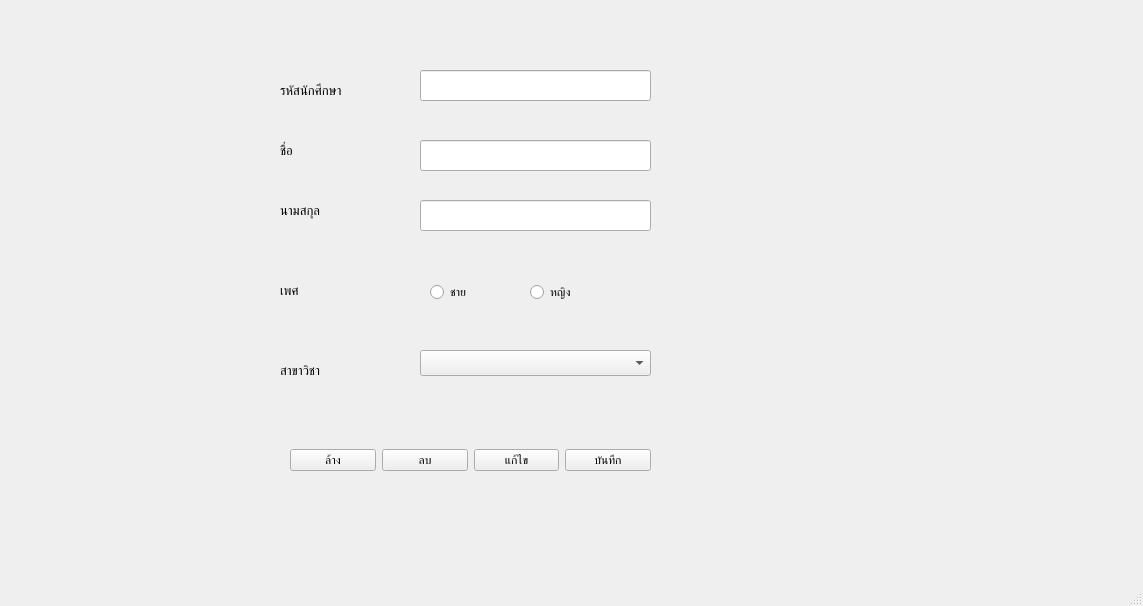
Before: the Qt Designer form form_student_univercity.ui in phaowarit250247/project_2, drawn with Qt 5.
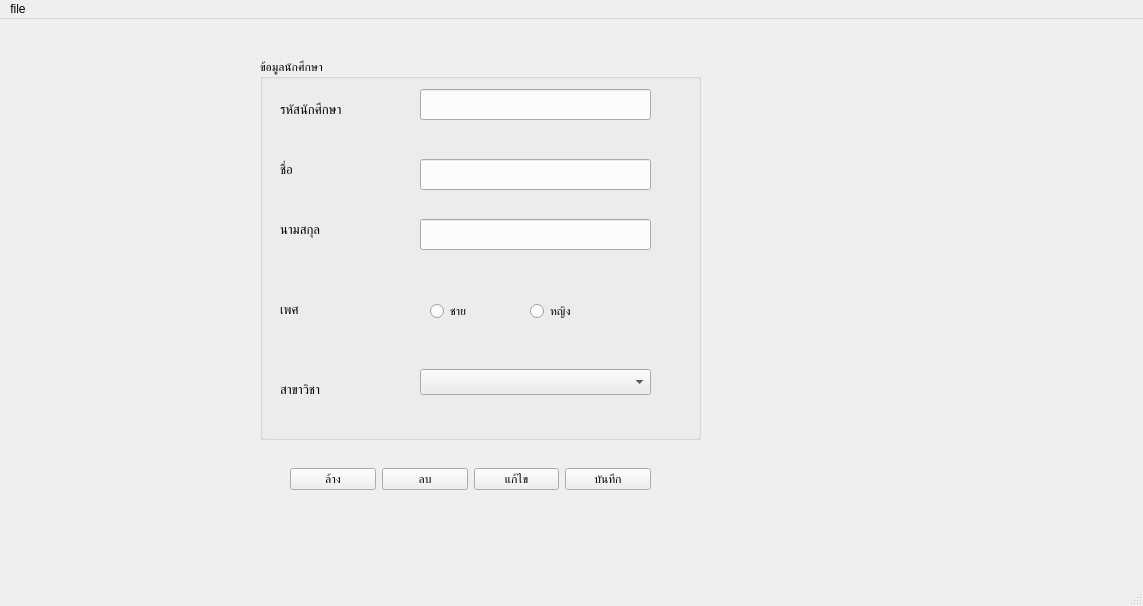
After: the same form once the commit is applied.

```diff
--- a/form_student_univercity.ui
+++ b/form_student_univercity.ui
@@ -215,6 +215,19 @@
      </item>
     </layout>
    </widget>
+   <widget class="QGroupBox" name="groupBox">
+    <property name="geometry">
+     <rect>
+      <x>260</x>
+      <y>40</y>
+      <width>441</width>
+      <height>381</height>
+     </rect>
+    </property>
+    <property name="title">
+     <string>ข้อมูลนักศึกษา</string>
+    </property>
+   </widget>
   </widget>
   <widget class="QMenuBar" name="menu_button">
    <property name="geometry">
@@ -225,6 +238,15 @@
      <height>33</height>
     </rect>
    </property>
+   <widget class="QMenu" name="menuopen">
+    <property name="title">
+     <string>file</string>
+    </property>
+    <addaction name="actionopen"/>
+    <addaction name="actionNew"/>
+    <addaction name="actionExit"/>
+   </widget>
+   <addaction name="menuopen"/>
   </widget>
   <widget class="QStatusBar" name="menu_button_2"/>
  </widget>
```
Left out of the diff: 15 changed lines with no effect on the pictures.
